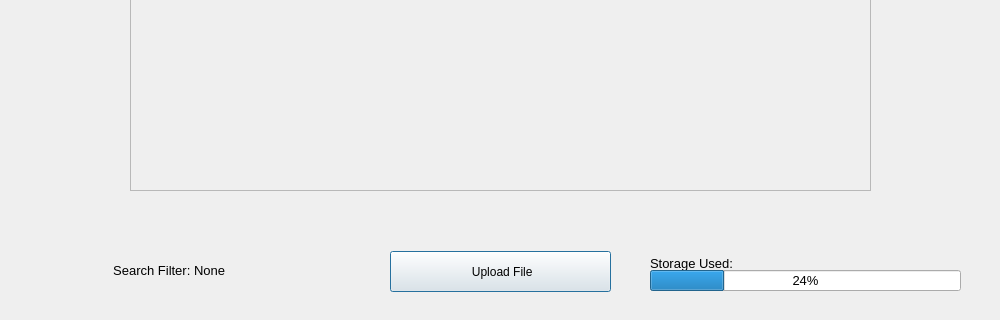
This is Main/client/gui/ui/user.ui in SuperName3102/Final-Project as Qt 5 draws it before an edit; both pictures show x 0 to 1000 and y 230 to 550 of the 1000 by 550 pixel window. The edited form follows.
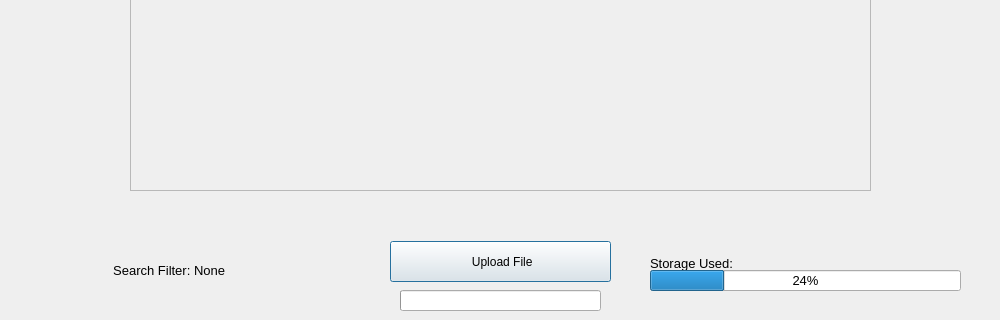
This is the edited form.

Diff of the .ui file:
```diff
--- a/Main/client/gui/ui/user.ui
+++ b/Main/client/gui/ui/user.ui
@@ -98,7 +98,7 @@
     <property name="geometry">
      <rect>
       <x>390</x>
-      <y>481</y>
+      <y>471</y>
       <width>221</width>
       <height>41</height>
      </rect>
@@ -123,7 +123,7 @@
     <property name="geometry">
      <rect>
       <x>0</x>
-      <y>450</y>
+      <y>440</y>
       <width>1001</width>
       <height>21</height>
      </rect>
@@ -318,6 +318,28 @@
      <string>Sort By:</string>
     </property>
    </widget>
+   <widget class="QProgressBar" name="file_upload_progress">
+    <property name="geometry">
+     <rect>
+      <x>400</x>
+      <y>520</y>
+      <width>201</width>
+      <height>21</height>
+     </rect>
+    </property>
+    <property name="font">
+     <font>
+      <pointsize>12</pointsize>
+      <kerning>true</kerning>
+     </font>
+    </property>
+    <property name="value">
+     <number>0</number>
+    </property>
+    <property name="textVisible">
+     <bool>false</bool>
+    </property>
+   </widget>
   </widget>
  </widget>
  <resources/>
```
